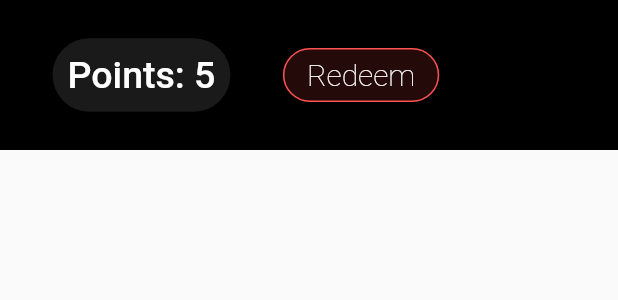
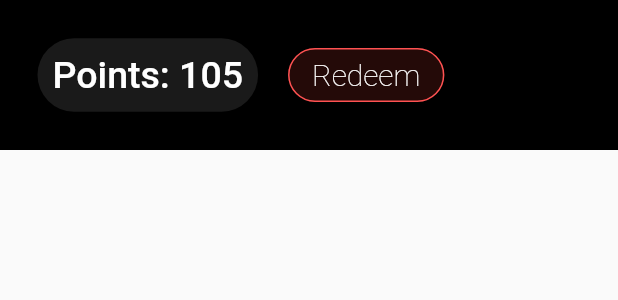
Before and after one commit to amansharma2910/DSCWOW_MysuruTourism, a Flutter app: the PointsCard widget shown alone on an empty page, opened directly, on a phone screen of 412 x 824 dp. Shown: the top 300 px of the screen. Run offline on Flutter 3.47's test engine with Material 2 defaults, Android fonts, the phone set to English and light mode, and no system bars; our stand-ins replace camera, google_maps_flutter; missing offline and left inert: esys_flutter_share.

Commit message:
Started working on firebase integration

```diff
--- a/lib/screens/preview_screent.dart
+++ b/lib/screens/preview_screent.dart
@@ -14,8 +14,8 @@ class PreviewScreen extends StatefulWidget{
 
   @override
   _PreviewScreenState createState() => _PreviewScreenState();
+}
 
-}
 class _PreviewScreenState extends State<PreviewScreen>{
   @override
   Widget build(BuildContext context) {
--- a/lib/widgets/mysuru_map.dart
+++ b/lib/widgets/mysuru_map.dart
@@ -32,7 +32,7 @@ class _GMapCardState extends State<GMapCard> {
 
   @override
   void initState() {
-    // TODO: implement initState
+    // TODO: Add this data in firestore to update dynamically
     super.initState();
     for (int i = 0; i < coordinates.length; i++) {
       allMarkers.add(Marker(
--- a/lib/widgets/points_card.dart
+++ b/lib/widgets/points_card.dart
@@ -1,7 +1,5 @@
 import 'package:flutter/material.dart';
 import 'package:travel_mysuru/screens/redeem_points_screen.dart';
-
-int _points = 5;
 
 class PointsCard extends StatefulWidget {
   @override
@@ -9,8 +7,17 @@ class PointsCard extends StatefulWidget {
 }
 
 class _PointsCardState extends State<PointsCard> {
-  //TODO: Connect point count to firestore db
-  int points = 10000;
+
+  var _points;
+
+  @override
+  void initState() {
+    // TODO: implement initState such that at the time of initialization, it fetches data from firestore
+    super.initState();
+    setState(() {
+      _points = 105;
+    });
+  }
 
   @override
   Widget build(BuildContext context) {
@@ -21,12 +28,28 @@ class _PointsCardState extends State<PointsCard> {
       child: Row(
         children: [
           SizedBox(
-            width: 35,
+            width: 25,
           ),
           //
-          Points(),
+          Container(
+            margin: EdgeInsets.symmetric(vertical: 10),
+            decoration: BoxDecoration(
+                color: Colors.white.withOpacity(0.1),
+                borderRadius: BorderRadius.all(Radius.circular(30))),
+            child: Padding(
+              padding: EdgeInsets.all(10.0),
+              child: Text(
+                'Points: $_points',
+                style: TextStyle(
+                  color: Colors.white,
+                  fontSize: 25,
+                  fontWeight: FontWeight.w500,
+                ),
+              ),
+            ),
+          ),
           SizedBox(
-            width: 35,
+            width: 20,
           ),
           RaisedButton(
             onPressed: () {
@@ -47,37 +70,12 @@ class _PointsCardState extends State<PointsCard> {
                 color: Colors.white,
               ),
             ),
-          )
+          ),
+          SizedBox(
+            width: 25,
+          ),
         ],
       ),
     );
   }
 }
-
-class Points extends StatefulWidget {
-  @override
-  _PointsState createState() => _PointsState();
-}
-
-class _PointsState extends State<Points> {
-  @override
-  Widget build(BuildContext context) {
-    return Container(
-      margin: EdgeInsets.symmetric(vertical: 10),
-      decoration: BoxDecoration(
-          color: Colors.white.withOpacity(0.1),
-          borderRadius: BorderRadius.all(Radius.circular(30))),
-      child: Padding(
-        padding: EdgeInsets.all(10.0),
-        child: Text(
-          'Points: $_points',
-          style: TextStyle(
-            color: Colors.white,
-            fontSize: 25,
-            fontWeight: FontWeight.w500,
-          ),
-        ),
-      ),
-    );
-  }
-}
--- a/pubspec.yaml
+++ b/pubspec.yaml
@@ -34,6 +34,8 @@ dependencies:
   path: ^1.7.0
   esys_flutter_share: ^1.0.2
   firebase_core: ^0.5.3
+  cloud_firestore: ^0.14.4
+  geolocator: ^6.1.13
 
 dev_dependencies:
   flutter_test:
```
Also changed, not shown: pubspec.lock, 2 other files.
